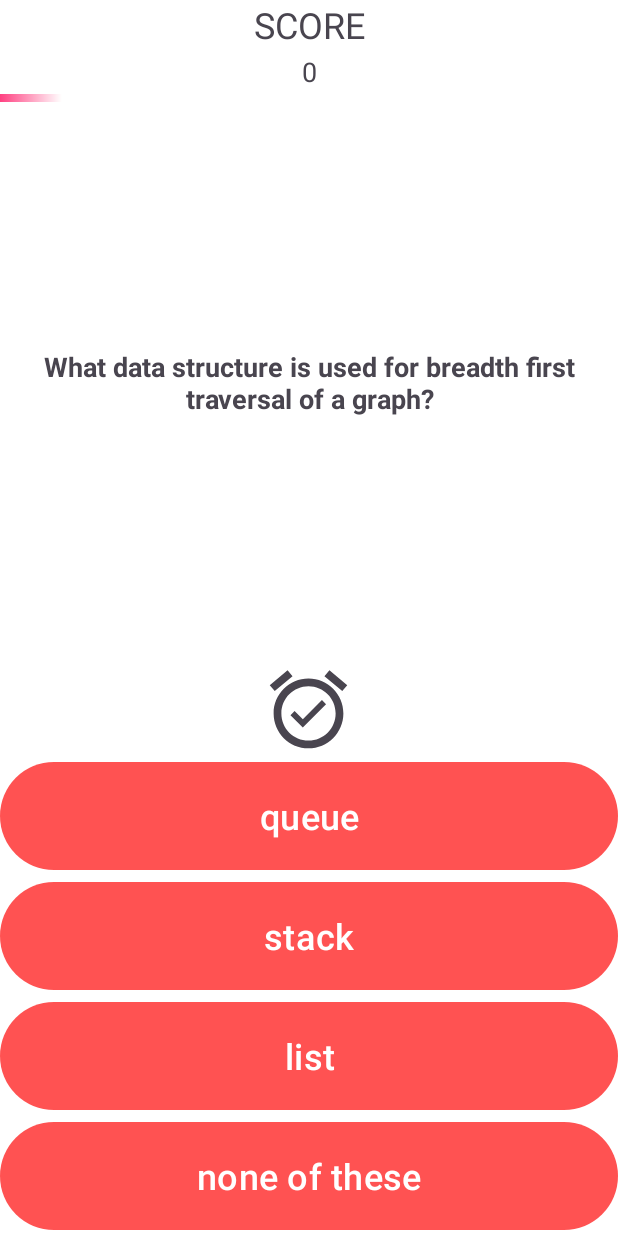
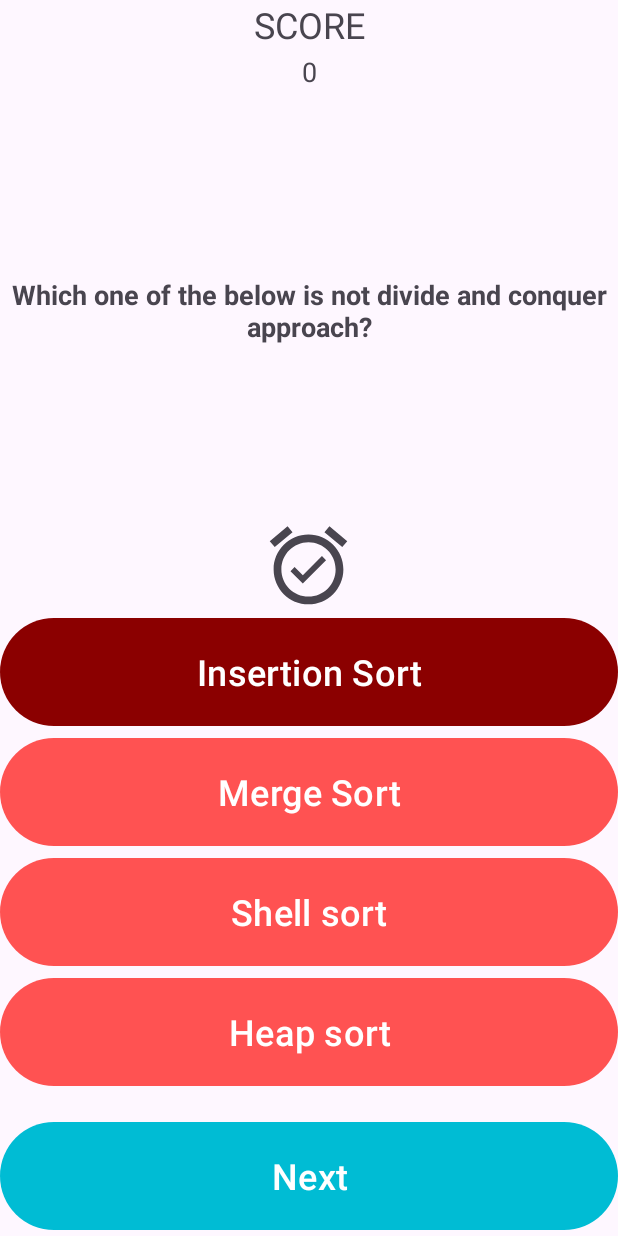
Before and after one commit to shivanshuraj/Quizzy, an Android app: the screen it shows after launch (MainActivity), after a tap on "Insertion Sort", on a phone screen of 412 x 824 dp. Run offline under Robolectric (Android 15) with nearby library versions, the phone set to English and light mode, and no system bars.

Commit message:
Add next button

```diff
--- a/app/src/main/java/com/example/quizzy/MainActivity.kt
+++ b/app/src/main/java/com/example/quizzy/MainActivity.kt
@@ -1,5 +1,6 @@
 package com.example.quizzy
 
+import android.graphics.Color
 import android.graphics.drawable.AnimationDrawable
 import android.media.MediaPlayer
 import android.os.Bundle
@@ -17,7 +18,8 @@ import androidx.core.view.ViewCompat
 import androidx.core.view.WindowInsetsCompat
 
 class MainActivity : AppCompatActivity() {
-
+    val selectedOptionColor = Color.argb(255, 139, 0, 0)
+    val unselectedOptionColor = Color.argb(255, 255, 82, 82)
     private var mQuizScore = 0
     private var mQuestionIndex = 0
     private val USER_PROGRESS = 10
@@ -29,6 +31,7 @@ class MainActivity : AppCompatActivity() {
     private lateinit var option2: Button
     private lateinit var option3: Button
     private lateinit var option4: Button
+    private lateinit var next: Button
     private val SCORE_KEY = "userScore"
     private val QUESTION_KEY = "currentQuestion"
     private lateinit var quizPb: ProgressBar
@@ -53,9 +56,12 @@ class MainActivity : AppCompatActivity() {
         option2 = findViewById(R.id.option2)
         option3 = findViewById(R.id.option3)
         option4 = findViewById(R.id.option4)
+        next = findViewById(R.id.next)
         quizPb = findViewById(R.id.quizProgressBar)
         mQuizQuestionTextView = findViewById(R.id.txtQuestion)
         mQuizScoreTextView = findViewById(R.id.txtQuizStats)
+
+        // Set the question and options for the first time
         val currentQuestion: QuizModel = questionsCollection[mQuestionIndex]
         mQuizQuestionTextView.setText(currentQuestion.quizQuestion)
         option1.setText(currentQuestion.options[0])
@@ -65,22 +71,41 @@ class MainActivity : AppCompatActivity() {
         mQuizScoreTextView.text = mQuizScore.toString() + ""
 
         option1.setOnClickListener {
-            evaluateUserAnswer('A')
-            changeQuestionOnButtonClick()
+            selectThisOption(option1)
+            val currQuestion: QuizModel = questionsCollection[mQuestionIndex]
+            currQuestion.selectedOption = 'A'
         }
         option2.setOnClickListener {
-            evaluateUserAnswer('B')
-            changeQuestionOnButtonClick()
+            selectThisOption(option2)
+            val currQuestion: QuizModel = questionsCollection[mQuestionIndex]
+            currQuestion.selectedOption = 'B'
+
         }
         option3.setOnClickListener {
-            evaluateUserAnswer('C')
-            changeQuestionOnButtonClick()
+            selectThisOption(option3)
+            val currQuestion: QuizModel = questionsCollection[mQuestionIndex]
+            currQuestion.selectedOption = 'C'
+
         }
         option4.setOnClickListener {
-            evaluateUserAnswer('D')
-            changeQuestionOnButtonClick()
+            selectThisOption(option4)
+            val currQuestion: QuizModel = questionsCollection[mQuestionIndex]
+            currQuestion.selectedOption = 'D'
+
         }
 
+        next.setOnClickListener {
+            val currQuestion: QuizModel = questionsCollection[mQuestionIndex]
+            if (currQuestion.selectedOption == 'X') {
+                Toast.makeText(this@MainActivity, "Please select an option", Toast.LENGTH_SHORT)
+                    .show()
+                return@setOnClickListener
+            } else {
+                evaluateUserAnswer(currQuestion.selectedOption)
+                changeQuestionOnButtonClick()
+            }
+
+        }
 
         if (savedInstanceState != null) {
             mQuestionIndex = savedInstanceState.getInt(QUESTION_KEY)
@@ -92,27 +117,55 @@ class MainActivity : AppCompatActivity() {
 
     var questionsCollection: Array<QuizModel> = arrayOf(
         QuizModel(
-            R.string.q1, 'B', intArrayOf(R.string.q1a, R.string.q1b, R.string.q1c, R.string.q1d)
+            R.string.q1,
+            'B',
+            intArrayOf(R.string.q1a, R.string.q1b, R.string.q1c, R.string.q1d),
+            'X'
         ), QuizModel(
-            R.string.q2, 'A', intArrayOf(R.string.q2a, R.string.q2b, R.string.q2c, R.string.q2d)
+            R.string.q2,
+            'A',
+            intArrayOf(R.string.q2a, R.string.q2b, R.string.q2c, R.string.q2d),
+            'X'
         ), QuizModel(
-            R.string.q3, 'C', intArrayOf(R.string.q3a, R.string.q3b, R.string.q3c, R.string.q3d)
+            R.string.q3,
+            'C',
+            intArrayOf(R.string.q3a, R.string.q3b, R.string.q3c, R.string.q3d),
+            'X'
         ), QuizModel(
-            R.string.q4, 'D', intArrayOf(R.string.q4a, R.string.q4b, R.string.q4c, R.string.q4d)
+            R.string.q4,
+            'D',
+            intArrayOf(R.string.q4a, R.string.q4b, R.string.q4c, R.string.q4d),
+            'X'
         ), QuizModel(
-            R.string.q5, 'A', intArrayOf(R.string.q5a, R.string.q5b, R.string.q5c, R.string.q5d)
+            R.string.q5,
+            'A',
+            intArrayOf(R.string.q5a, R.string.q5b, R.string.q5c, R.string.q5d),
+            'X'
         ), QuizModel(
-            R.string.q6, 'B', intArrayOf(R.string.q6a, R.string.q6b, R.string.q6c, R.string.q6d)
+            R.string.q6,
+            'B',
+            intArrayOf(R.string.q6a, R.string.q6b, R.string.q6c, R.string.q6d),
+            'X'
         ), QuizModel(
-            R.string.q7, 'A', intArrayOf(R.string.q7a, R.string.q7b, R.string.q7c, R.string.q7d)
+            R.string.q7,
+            'A',
+            intArrayOf(R.string.q7a, R.string.q7b, R.string.q7c, R.string.q7d),
+            'X'
         ), QuizModel(
-            R.string.q8, 'A', intArrayOf(R.string.q8a, R.string.q8b, R.string.q8c, R.string.q8d)
+            R.string.q8,
+            'A',
+            intArrayOf(R.string.q8a, R.string.q8b, R.string.q8c, R.string.q8d),
+            'X'
         ), QuizModel(
-            R.string.q9, 'B', intArrayOf(R.string.q9a, R.string.q9b, R.string.q9c, R.string.q9d)
+            R.string.q9,
+            'B',
+            intArrayOf(R.string.q9a, R.string.q9b, R.string.q9c, R.string.q9d),
+            'X'
         ), QuizModel(
             R.string.q10,
             'B',
-            intArrayOf(R.string.q10a, R.string.q10b, R.string.q10c, R.string.q10d)
+            intArrayOf(R.string.q10a, R.string.q10b, R.string.q10c, R.string.q10d),
+            'X'
         )
     )
 
@@ -135,29 +188,77 @@ class MainActivity : AppCompatActivity() {
             option2.setText(currentQuestion.options[1])
             option3.setText(currentQuestion.options[2])
             option4.setText(currentQuestion.options[3])
+
+            option1.setBackgroundColor(unselectedOptionColor)
+            option2.setBackgroundColor(unselectedOptionColor)
+            option3.setBackgroundColor(unselectedOptionColor)
+            option4.setBackgroundColor(unselectedOptionColor)
+
             quizPb.visibility = View.VISIBLE
             quizPb.incrementProgressBy(USER_PROGRESS)
         }
     }
 
-    private fun evaluateUserAnswer(userAnswer: Char) {
+    private fun selectThisOption(view: View) {
+
+        when (view.id) {
+            R.id.option1 -> {
+                option1.setBackgroundColor(selectedOptionColor)
+                option2.setBackgroundColor(unselectedOptionColor)
+                option3.setBackgroundColor(unselectedOptionColor)
+                option4.setBackgroundColor(unselectedOptionColor)
+
+            }
+
+            R.id.option2 -> {
+                option2.setBackgroundColor(selectedOptionColor)
+                option1.setBackgroundColor(unselectedOptionColor)
+                option3.setBackgroundColor(unselectedOptionColor)
+                option4.setBackgroundColor(unselectedOptionColor)
+            }
+
+            R.id.option3 -> {
+                option3.setBackgroundColor(selectedOptionColor)
+                option2.setBackgroundColor(unselectedOptionColor)
+                option1.setBackgroundColor(unselectedOptionColor)
+                option4.setBackgroundColor(unselectedOptionColor)
+            }
+
+            R.id.option4 -> {
+                option4.setBackgroundColor(selectedOptionColor)
+                option2.setBackgroundColor(unselectedOptionColor)
+                option3.setBackgroundColor(unselectedOptionColor)
+                option1.setBackgroundColor(unselectedOptionColor)
+            }
+        }
+    }
+
+    private fun evaluateUserAnswer(selectedOption: Char) {
         val correctAnswer: Char = questionsCollection[mQuestionIndex].isAnswer
-        if (userAnswer.code.toChar() == correctAnswer) {
+        if (selectedOption == correctAnswer) {
             mQuizScore++
-            mQuizScoreTextView!!.text = mQuizScore.toString() + ""
+            mQuizScoreTextView.text = mQuizScore.toString() + ""
             Toast.makeText(this@MainActivity, "Good job 👌", Toast.LENGTH_SHORT).show()
             linearLayout.setBackgroundResource(R.drawable.bg_correct_anim)
             bgAnimation = linearLayout.background as AnimationDrawable
+            bgAnimation.stop() // Reset the animation
             bgAnimation.start()
             val mp: MediaPlayer = MediaPlayer.create(this, R.raw.correct)
             mp.start()
+            mp.setOnCompletionListener { mediaPlayer ->
+                mediaPlayer.release()
+            }
         } else {
             Toast.makeText(this@MainActivity, "That's wrong ❌", Toast.LENGTH_SHORT).show()
             linearLayout.setBackgroundResource(R.drawable.bg_wrong_anim)
             bgAnimation = linearLayout.background as AnimationDrawable
+            bgAnimation.stop() // Reset the animation
             bgAnimation.start()
             val mp2: MediaPlayer = MediaPlayer.create(this, R.raw.wrong)
             mp2.start()
+            mp2.setOnCompletionListener { mediaPlayer ->
+                mediaPlayer.release()
+            }
         }
     }
 
--- a/app/src/main/java/com/example/quizzy/QuizModel.kt
+++ b/app/src/main/java/com/example/quizzy/QuizModel.kt
@@ -1,3 +1,3 @@
 package com.example.quizzy
 
-class QuizModel(val quizQuestion: Int, val isAnswer: Char, val options: IntArray)
+class QuizModel(val quizQuestion: Int, val isAnswer: Char, val options: IntArray, var selectedOption: Char)
--- a/app/src/main/res/layout/activity_main.xml
+++ b/app/src/main/res/layout/activity_main.xml
@@ -96,4 +96,15 @@
         android:textSize="24sp"
         app:backgroundTint="#FF5252" />
 
+    <Button
+        android:id="@+id/next"
+        android:layout_width="match_parent"
+        android:layout_height="80dp"
+        android:layout_marginTop="16dp"
+        android:layout_weight="0"
+        android:text="Next"
+        android:textAllCaps="false"
+        android:textSize="24sp"
+        app:backgroundTint="#00BCD4" />
+
 </LinearLayout>
```
